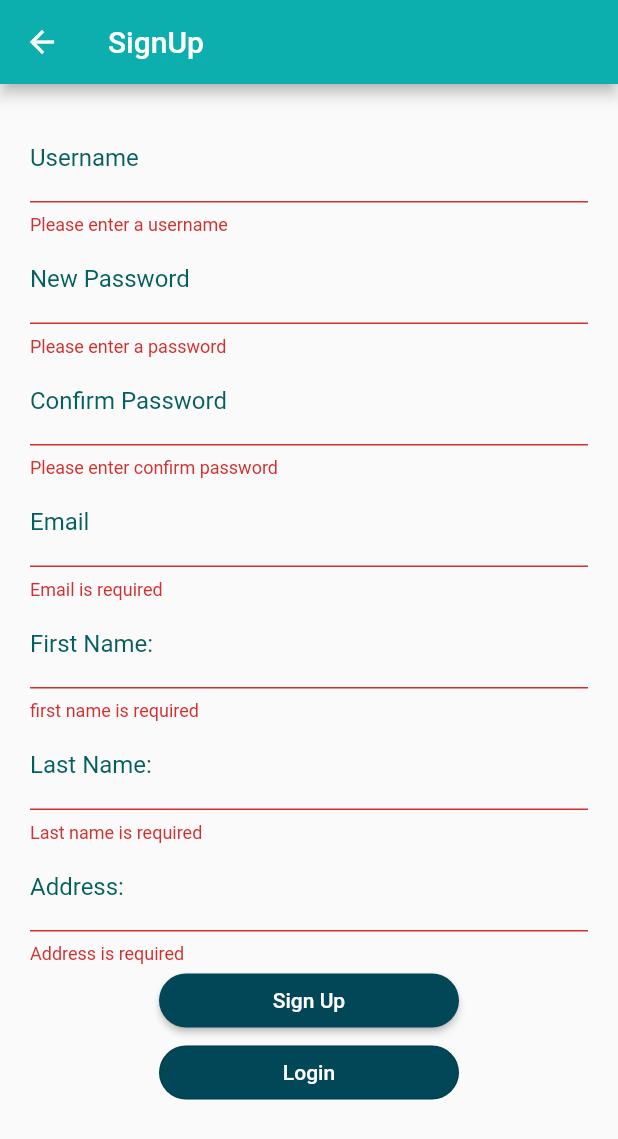
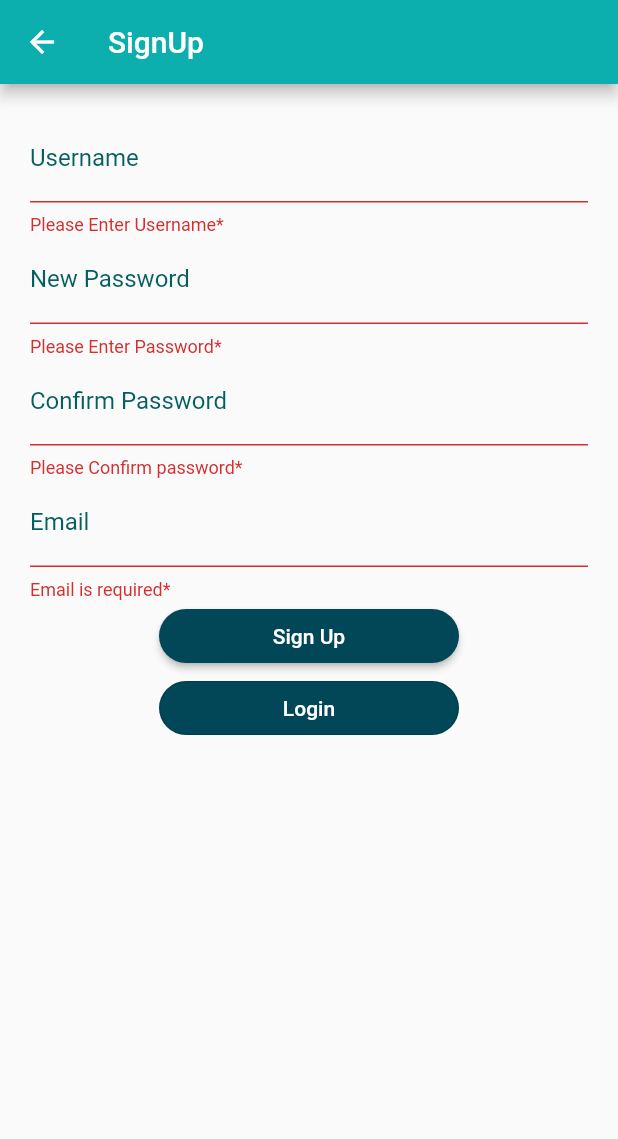
Before and after one commit to St-Luciferr/Flutter_App, a Flutter app: the SignupPage screen opened directly, after a tap on "Sign Up", on a phone screen of 412 x 824 dp. Shown: the top 1139 px of the screen. Run offline on Flutter 3.47's test engine with Material 2 defaults, Android fonts, the phone set to English and light mode, and no system bars; our stand-ins replace camera, firebase_core, flutter_native_image; missing offline and left inert: bcrypt, tflite; accounts and stored records are empty.

Commit message:
UI modify

```diff
--- a/lib/login.dart
+++ b/lib/login.dart
@@ -58,7 +58,7 @@ class _LoginPageState extends State<LoginPage> {
                   labelStyle: TextStyle(
                     color: Color.fromARGB(255, 6, 95, 95),
                   ),
-                  hintText: 'Enter your username',
+                  hintText: 'Enter Your Username',
                   hintStyle: TextStyle(
                     fontSize: 13,
                     color: Color.fromARGB(255, 11, 148, 148),
@@ -66,7 +66,7 @@ class _LoginPageState extends State<LoginPage> {
                 ),
                 validator: (value) {
                   if (value?.isEmpty == true) {
-                    return 'Please enter a username';
+                    return 'Please Enter Username*';
                   }
                   if (value != null && value.length < 6) {
                     return 'Username must be at least 6 characters long';
@@ -86,7 +86,7 @@ class _LoginPageState extends State<LoginPage> {
                   labelStyle: TextStyle(
                     color: Color.fromARGB(255, 6, 95, 95),
                   ),
-                  hintText: '*******',
+                  hintText: '********',
                   hintStyle: TextStyle(
                     fontSize: 15,
                     color: Color.fromARGB(255, 11, 148, 148),
@@ -95,7 +95,7 @@ class _LoginPageState extends State<LoginPage> {
                 obscureText: true,
                 validator: (value) {
                   if (value?.isEmpty == true) {
-                    return 'Please enter a password';
+                    return 'Please Enter Password';
                   }
                   if (value != null && value.length < 8) {
                     return 'Password length should be at least 8 characters';
--- a/lib/signup.dart
+++ b/lib/signup.dart
@@ -19,9 +19,6 @@ class _SignupPageState extends State<SignupPage> {
   String? _password2;
   String? _hashedPassword;
   String? _email;
-  String? _firstName;
-  String? _lastName;
-  String? _address;
 
   @override
   Widget build(BuildContext context) {
@@ -49,7 +46,7 @@ class _SignupPageState extends State<SignupPage> {
                 ),
                 validator: (value) {
                   if (value?.isEmpty == true) {
-                    return 'Please enter a username';
+                    return 'Please Enter Username*';
                   }
                   if (value != null && value.length < 4) {
                     return 'Username must be at least 4 characters long';
@@ -67,7 +64,7 @@ class _SignupPageState extends State<SignupPage> {
                     labelStyle: TextStyle(
                       color: Color.fromARGB(255, 6, 95, 95),
                     ),
-                    hintText: 'Enter new password',
+                    hintText: 'Enter New Password',
                     hintStyle: TextStyle(
                       fontSize: 15,
                       color: Color.fromARGB(255, 11, 148, 148),
@@ -77,7 +74,7 @@ class _SignupPageState extends State<SignupPage> {
                   controller: passwordController,
                   validator: (value) {
                     if (value?.isEmpty == true) {
-                      return 'Please enter a password';
+                      return 'Please Enter Password*';
                     }
                     if (value != null && value.length < 8) {
                       return 'Password length should be at least 8 characters';
@@ -99,7 +96,7 @@ class _SignupPageState extends State<SignupPage> {
                     labelStyle: TextStyle(
                       color: Color.fromARGB(255, 6, 95, 95),
                     ),
-                    hintText: 'Confirm new password',
+                    hintText: 'Confirm New Password',
                     hintStyle: TextStyle(
                       fontSize: 15,
                       color: Color.fromARGB(255, 11, 148, 148),
@@ -109,7 +106,7 @@ class _SignupPageState extends State<SignupPage> {
                   controller: confirmPasswordController,
                   validator: (value) {
                     if (value?.isEmpty == true) {
-                      return 'Please enter confirm password';
+                      return 'Please Confirm password*';
                     }
                     if (value != passwordController.text) {
                       return 'Password do not match';
@@ -136,7 +133,7 @@ class _SignupPageState extends State<SignupPage> {
                 ),
                 validator: (value) {
                   if (value?.isEmpty == true) {
-                    return 'Email is required';
+                    return 'Email is required*';
                   }
                   final RegExp regex = RegExp(
                       r"^[a-zA-Z0-9.!#$%&'*+/=?^_`{|}~-]+@[a-zA-Z0-9](?:[a-zA-Z0-9-]{0,253}[a-zA-Z0-9])?(?:\.[a-zA-Z0-9](?:[a-zA-Z0-9-]{0,253}[a-zA-Z0-9])?)*$");
@@ -147,72 +144,6 @@ class _SignupPageState extends State<SignupPage> {
                 },
                 onSaved: (value) {
                   _email = value!;
-                },
-              ),
-              TextFormField(
-                decoration: const InputDecoration(
-                  labelText: 'First Name:',
-                  labelStyle: TextStyle(
-                    color: Color.fromARGB(255, 6, 95, 95),
-                  ),
-                  hintText: 'Enter first name',
-                  hintStyle: TextStyle(
-                    fontSize: 15,
-                    color: Color.fromARGB(255, 11, 148, 148),
-                  ),
-                ),
-                validator: (value) {
-                  if (value?.isEmpty == true) {
-                    return 'first name is required';
-                  }
-                  return null;
-                },
-                onSaved: (value) {
-                  _firstName = value!;
-                },
-              ),
-              TextFormField(
-                decoration: const InputDecoration(
-                  labelText: 'Last Name:',
-                  labelStyle: TextStyle(
-                    color: Color.fromARGB(255, 6, 95, 95),
-                  ),
-                  hintText: 'Enter Last name',
-                  hintStyle: TextStyle(
-                    fontSize: 15,
-                    color: Color.fromARGB(255, 11, 148, 148),
-                  ),
-                ),
-                validator: (value) {
-                  if (value?.isEmpty == true) {
-                    return 'Last name is required';
-                  }
-                  return null;
-                },
-                onSaved: (value) {
-                  _lastName = value!;
-                },
-              ),
-              TextFormField(
-                decoration: const InputDecoration(
-                  labelText: 'Address:',
-                  labelStyle: TextStyle(
-                    color: Color.fromARGB(255, 6, 95, 95),
-                  ),
-                  hintText: 'Enter your permanent address',
-                  hintStyle: TextStyle(
-                    fontSize: 15,
-                    color: Color.fromARGB(255, 11, 148, 148),
-                  ),
-                ),
-                validator: (value) {
-                  if (value?.isEmpty == true) {
-                    return 'Address is required';
-                  }
-                  return null;
-                },
-                onSaved: (value) {
-                  _address = value!;
                 },
               ),
               ElevatedButton(
@@ -234,7 +165,6 @@ class _SignupPageState extends State<SignupPage> {
                     debugPrint(_password1);
                     debugPrint(_hashedPassword);
                     debugPrint(_email);
-                    debugPrint(_address);
                     debugPrint(_formKey.currentState.toString());
                   }
                 },
```
